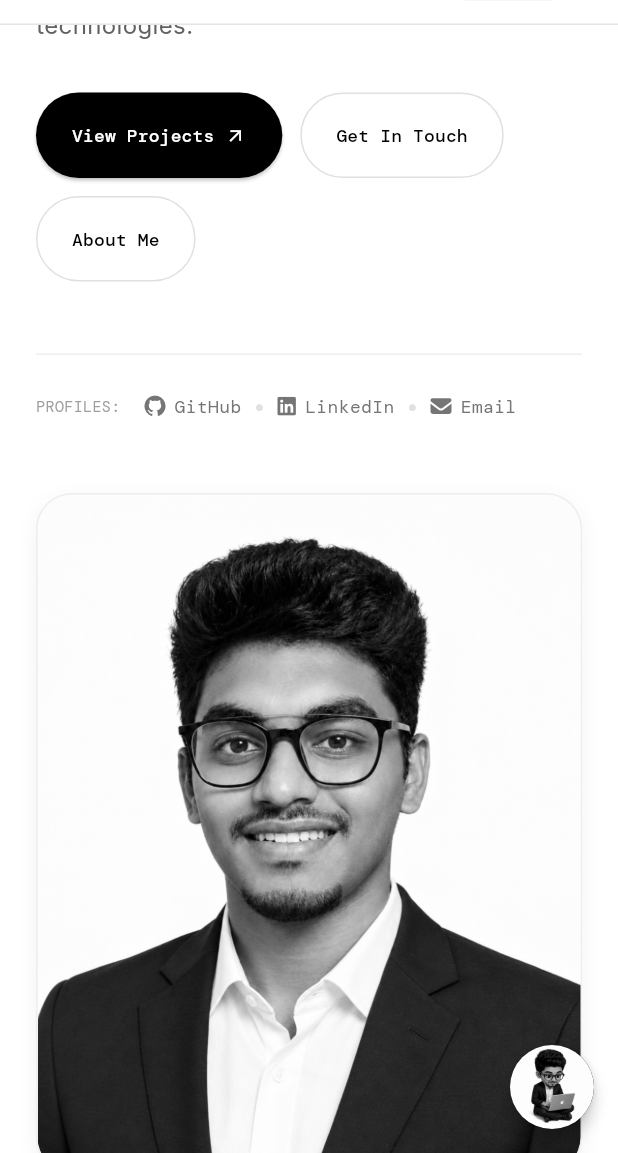
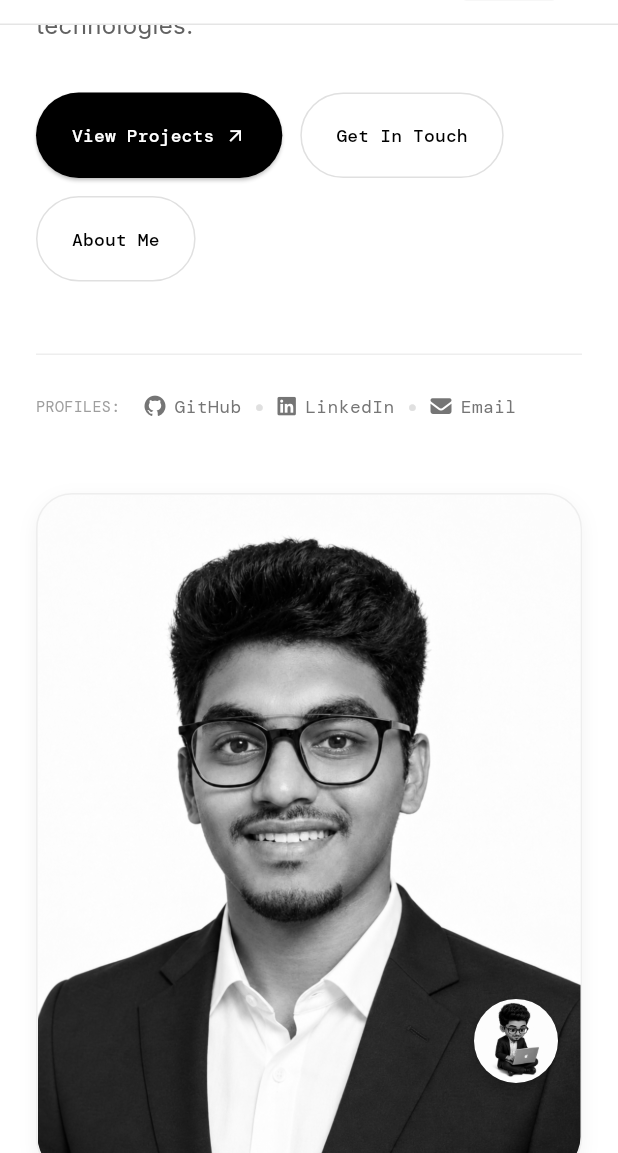
Before and after one commit to MohamedAzeem03/azeem-portfolio, a Flutter app: the screen it shows after launch, scrolled down 576 dp, on a phone screen of 412 x 824 dp, the part 83-1236 px from its top. Run offline on Flutter 3.47's test engine with Material 3 defaults, Android fonts, the phone set to English and light mode, and no system bars; our stand-ins replace font_awesome_flutter, simple_icons.

Commit message:
Add continuous bobbing animation to the Chatbot FAB and increase corner padding

```diff
--- a/lib/home_page.dart
+++ b/lib/home_page.dart
@@ -74,7 +74,10 @@ class _HomePageState extends State<HomePage> {
           ),
         ],
       ),
-      floatingActionButton: const ChatbotWidget(),
+      floatingActionButton: Padding(
+        padding: const EdgeInsets.only(right: 24.0, bottom: 24.0),
+        child: const ChatbotWidget(),
+      ),
     );
   }
 }
--- a/lib/widgets/chatbot_widget.dart
+++ b/lib/widgets/chatbot_widget.dart
@@ -13,10 +13,34 @@ class ChatbotWidget extends StatefulWidget {
   State<ChatbotWidget> createState() => _ChatbotWidgetState();
 }
 
-class _ChatbotWidgetState extends State<ChatbotWidget> {
+class _ChatbotWidgetState extends State<ChatbotWidget> with SingleTickerProviderStateMixin {
   bool _isOpen = false;
   final TextEditingController _controller = TextEditingController();
   final ScrollController _scrollController = ScrollController();
+
+  late AnimationController _bobController;
+  late Animation<double> _bobAnimation;
+
+  @override
+  void initState() {
+    super.initState();
+    _bobController = AnimationController(
+      vsync: this,
+      duration: const Duration(milliseconds: 1500),
+    )..repeat(reverse: true);
+
+    _bobAnimation = Tween<double>(begin: 0, end: -12).animate(
+      CurvedAnimation(parent: _bobController, curve: Curves.easeInOutSine),
+    );
+  }
+
+  @override
+  void dispose() {
+    _bobController.dispose();
+    _controller.dispose();
+    _scrollController.dispose();
+    super.dispose();
+  }
 
   final List<ChatMessage> _messages = [
     ChatMessage(text: 'Hi! I am Azeem\'s AI assistant. How can I help you today?', isBot: true),
@@ -87,7 +111,15 @@ class _ChatbotWidgetState extends State<ChatbotWidget> {
       children: [
         if (_isOpen) _buildChatWindow(),
         const SizedBox(height: 16),
-        FloatingActionButton(
+        AnimatedBuilder(
+          animation: _bobAnimation,
+          builder: (context, child) {
+            return Transform.translate(
+              offset: Offset(0, _isOpen ? 0 : _bobAnimation.value),
+              child: child,
+            );
+          },
+          child: FloatingActionButton(
             onPressed: () => setState(() => _isOpen = !_isOpen),
             backgroundColor: Colors.black,
             elevation: 4,
@@ -105,6 +137,7 @@ class _ChatbotWidgetState extends State<ChatbotWidget> {
                   width: 56,
                   height: 56,
                   fit: BoxFit.cover,
+                ),
               ),
             ),
           ),
```
Lines whose indentation alone changed are shown as unchanged.
